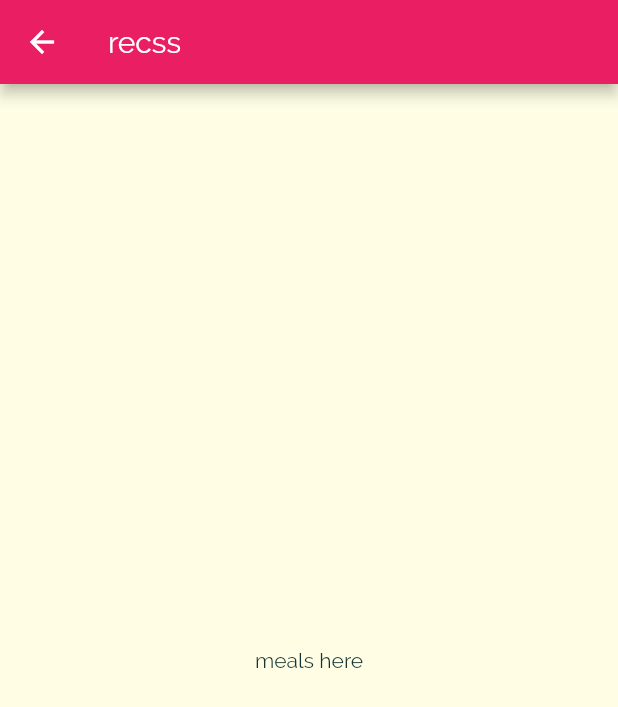
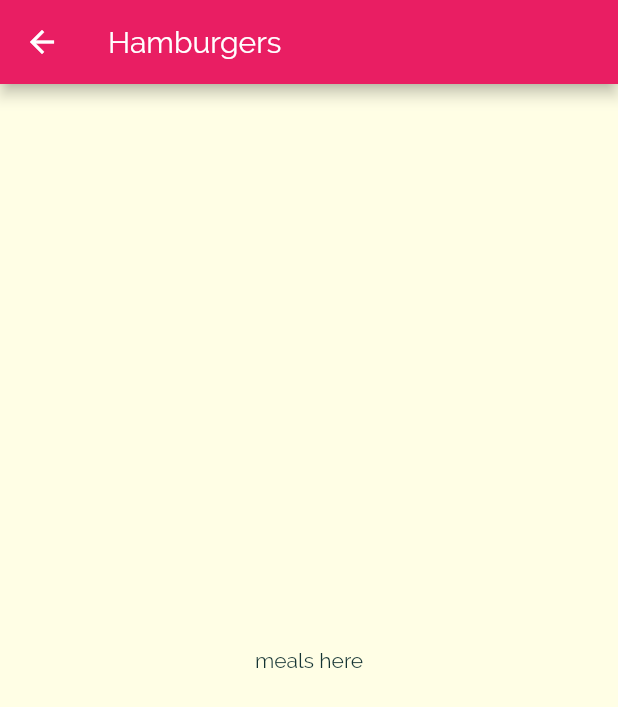
Before and after one commit to fiend361/flutter-meal-app, a Flutter app: the screen it shows after launch, after a tap on "Hamburgers", on a phone screen of 412 x 824 dp. Shown: the top 707 px of the screen. Run offline on Flutter 3.47's test engine with Material 2 defaults, Android fonts, the phone set to English and light mode, and no system bars.

Commit message:
forwarded category item data to category screen

```diff
--- a/lib/categories_screen.dart
+++ b/lib/categories_screen.dart
@@ -12,7 +12,11 @@ class CategoriesScreen extends StatelessWidget {
       body: GridView(
         padding: const EdgeInsets.all(25),
         children: DUMMY_CATEGORIES
-            .map((catData) => CategoryItem(catData.title, catData.color))
+            .map((catData) => CategoryItem(
+                  catData.id,
+                  catData.title,
+                  catData.color,
+                ))
             .toList(),
         gridDelegate: SliverGridDelegateWithMaxCrossAxisExtent(
           maxCrossAxisExtent: 200,
--- a/lib/category_item.dart
+++ b/lib/category_item.dart
@@ -2,10 +2,12 @@ import 'package:flutter/material.dart';
 import './category_meals_screen.dart';
 
 class CategoryItem extends StatelessWidget {
+  final String id;
   final String title;
   final Color color;
 
   CategoryItem(
+    this.id,
     this.title,
     this.color,
   );
@@ -14,7 +16,7 @@ class CategoryItem extends StatelessWidget {
     Navigator.of(context).push(
       MaterialPageRoute(
         builder: (_) {
-          return CategoryMealsScreen();
+          return CategoryMealsScreen(id, title);
         },
       ),
     );
--- a/lib/category_meals_screen.dart
+++ b/lib/category_meals_screen.dart
@@ -1,11 +1,19 @@
 import 'package:flutter/material.dart';
 
 class CategoryMealsScreen extends StatelessWidget {
+  final String categoryId;
+  final String categoryTitle;
+
+  CategoryMealsScreen(
+    this.categoryId,
+    this.categoryTitle,
+  );
+
   @override
   Widget build(BuildContext context) {
     return Scaffold(
       appBar: AppBar(
-        title: Text('recss'),
+        title: Text(categoryTitle),
       ),
       body: Center(
         child: Text('meals here'),
```
